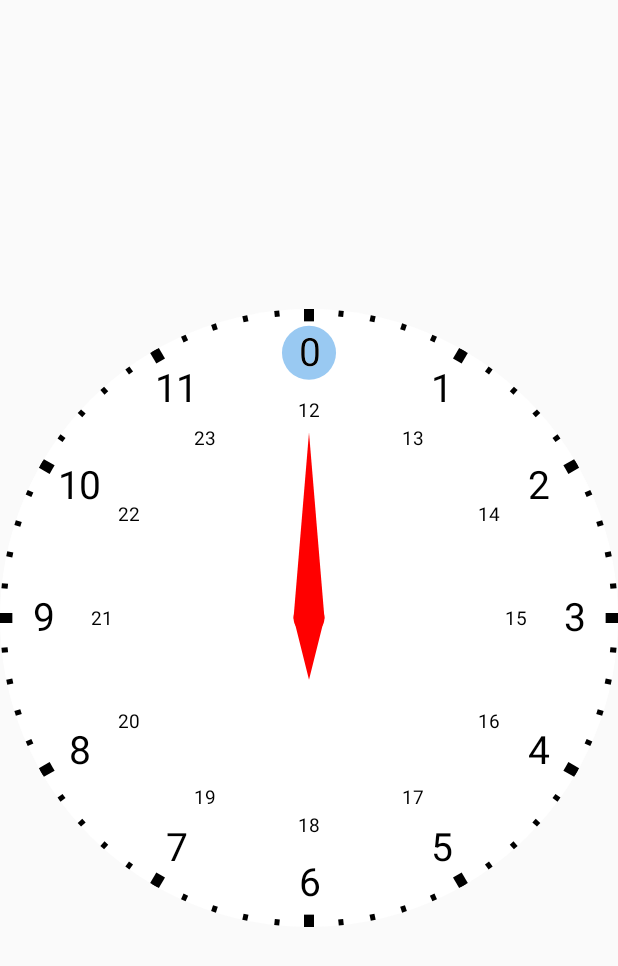
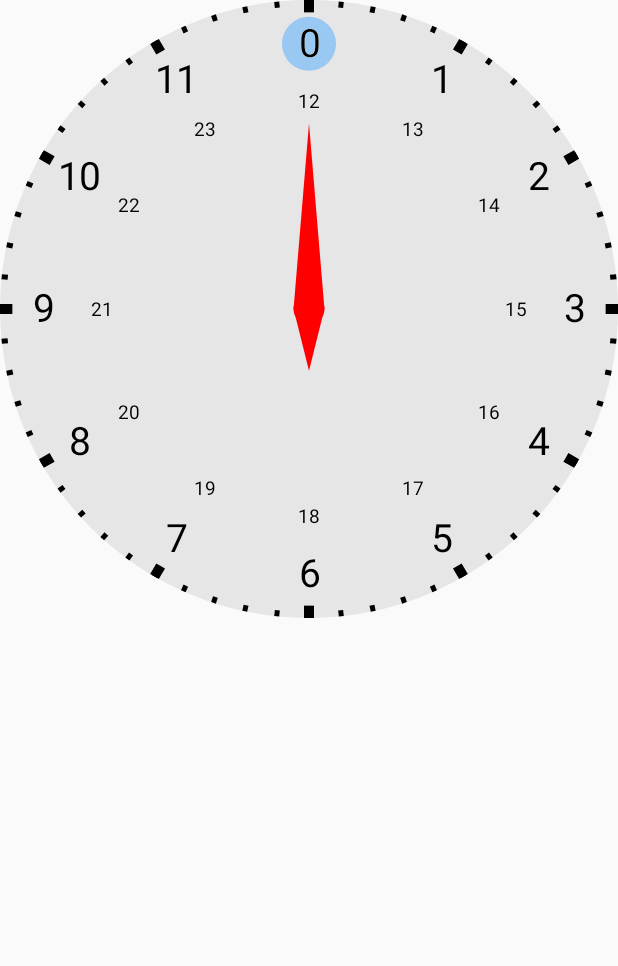
Before and after one commit to Mr-XiaoLiang/LView-AS, an Android app: the ClockTest screen opened directly, with no data from a screen before it, on a phone screen of 412 x 824 dp. Shown: the top 966 px of the screen. Run offline under Robolectric (Android 15) with nearby library versions, the phone set to English and light mode, and no system bars.

Commit message:
增加表盘时间选择Dialog的Demo。 大量优化表盘View的内部代码，减少消耗。

```diff
--- a/app/src/main/java/mr_xiaoliang/com/github/lview_as/view/LClockView.java
+++ b/app/src/main/java/mr_xiaoliang/com/github/lview_as/view/LClockView.java
@@ -18,6 +18,7 @@ import android.graphics.Rect;
 import android.util.AttributeSet;
 import android.view.MotionEvent;
 import android.view.View;
+import android.widget.TextView;
 
 import mr_xiaoliang.com.github.lview_as.R;
 
@@ -178,16 +179,39 @@ public class LClockView extends View {
 	 * 选中文字画笔
 	 */
 	private Paint selectedSmallTextPaint;
-
+	/**
+	 * 表盘的图片
+	 */
+	private Bitmap roundBitmap;
+	/**
+	 * 文字坐标集合
+	 */
+	private float[][] textScale;
+	/**
+	 * 回调函数
+	 */
+	private ClockViewListener lis;
+	/**
+	 * 小刻度列表
+	 */
+	private float[][] smallScale;
+	/**
+	 * 大刻度列表
+	 */
+	private float[][] bigScale;
+	/**
+	 * 标准字体高度偏移量
+	 */
+	private float textY;
+	/**
+	 * 小号字体高度偏移量
+	 */
+	private float smallTextY;
 	/*-------------------------变量声明结束-------------------------------*/
 	/*-------------------------回调函数声明开始-------------------------------*/
 	public interface ClockViewListener {
 		public void onClockChange(int t);
 	}
-	/**
-	 * 回调函数
-	 */
-	private ClockViewListener lis;
 	/*-------------------------回调函数声明开始-------------------------------*/
 	/*-------------------------构造方法开始-------------------------------*/
 	public LClockView(Context context, AttributeSet attrs, int defStyleAttr) {
@@ -199,7 +223,7 @@ public class LClockView extends View {
 		hoursItems = new int[24];
 		minutesItems = new int[60];
 		borderColor = Color.GRAY;
-		dialColor = Color.WHITE;
+		dialColor = Color.rgb(230,230,230);
 		backgroundColor = Color.TRANSPARENT;
 		textColor = Color.BLACK;
 		pointerColor = Color.RED;
@@ -270,8 +294,8 @@ public class LClockView extends View {
 	/*-------------------------构造方法结束-------------------------------*/
 
 	@Override
-	protected void onDraw(Canvas canvas) {
-		super.onDraw(canvas);
+	protected void onLayout(boolean changed, int left, int top, int right, int bottom) {
+		super.onLayout(changed, left, top, right, bottom);
 		height = getHeight();
 		width = getWidth();
 		if (width > height) {
@@ -289,6 +313,34 @@ public class LClockView extends View {
 			selectedTextPaint.setTextSize(textSize);
 			selectedSmallTextPaint.setTextSize(textSize / 2);
 		}
+		if(dialImage > 0){
+			roundBitmap = getCroppedRoundBitmap();
+		}
+		smallScale = new float[60][4];
+		bigScale = new float[12][4];
+		for (int i = 0; i < 60; i++) {
+			smallScale[i] = getSmallScale(i);
+			if (i % 5 == 0) {
+				bigScale[i/5] = getBigScale(i);
+			}
+		}
+		FontMetrics fm = textPaint.getFontMetrics();
+		textY = -fm.descent + (fm.descent - fm.ascent) / 2;
+		FontMetrics fm2 = smallTextPaint.getFontMetrics();
+		smallTextY = -fm2.descent + (fm2.descent - fm2.ascent) / 2;
+		if (type == TYPE_HOURS) {
+			textScale = new float[hoursItems.length][2];
+		}else{
+			textScale = new float[minutesItems.length][2];
+		}
+		for (int i = 0; i < textScale.length; i++) {
+			textScale[i] = getTextLocation(i);
+		}
+	}
+
+	@Override
+	protected void onDraw(Canvas canvas) {
+		super.onDraw(canvas);
 		/**
 		 * 画视图背景
 		 */
@@ -301,85 +353,75 @@ public class LClockView extends View {
 		 * 画背景图
 		 */
 		if (dialImage > 0) {
-			Bitmap roundBitmap = getCroppedRoundBitmap();
 			canvas.drawBitmap(roundBitmap, width / 2 - radius, height / 2
 					- radius, null);
 		}
 
-		float[] scale;
 		for (int i = 0; i < 60; i++) {
 			/**
 			 * 画小刻度
 			 */
-			scale = getSmallScale(i);
-			canvas.drawLine(scale[0], scale[1], scale[2], scale[3],
+			canvas.drawLine(smallScale[i][0], smallScale[i][1], smallScale[i][2], smallScale[i][3],
 					scaleSmallPaint);
 			if (i % 5 == 0) {
 				/**
 				 * 画大刻度
 				 */
-				scale = getBigScale(i);
-				canvas.drawLine(scale[0], scale[1], scale[2], scale[3],
+				canvas.drawLine(bigScale[i/5][0], bigScale[i/5][1], bigScale[i/5][2], bigScale[i/5][3],
 						scaleBigPaint);
 			}
 		}
 		/**
 		 * 画文字
 		 */
-		FontMetrics fm = textPaint.getFontMetrics();
-		float textY = -fm.descent + (fm.descent - fm.ascent) / 2;
 		if (type == TYPE_HOURS) {
-			FontMetrics fm2 = smallTextPaint.getFontMetrics();
-			float textY2 = -fm2.descent + (fm2.descent - fm2.ascent) / 2;
 			for (int i = 0; i < hoursItems.length; i++) {
-				scale = getTextLocation(i);
 				if (i < 12) {
 					if (selected == i) {
-						canvas.drawCircle(scale[0], scale[1], textSize * 0.7f,
+						canvas.drawCircle(textScale[i][0], textScale[i][1], textSize * 0.7f,
 								selectedPaint);
-						canvas.drawText(i + "", scale[0], scale[1] + textY,
+						canvas.drawText(i + "", textScale[i][0], textScale[i][1] + textY,
 								selectedTextPaint);
 					}
 					if (hoursItems[i] >= 0) {
-						canvas.drawText(i + "", scale[0], scale[1] + textY,
+						canvas.drawText(i + "", textScale[i][0], textScale[i][1] + textY,
 								textPaint);
 					} else {
-						canvas.drawText(i + "", scale[0], scale[1] + textY,
+						canvas.drawText(i + "", textScale[i][0], textScale[i][1] + textY,
 								textGaryPaint);
 					}
 				} else {
 					if (selected == i) {
-						canvas.drawCircle(scale[0], scale[1], textSize * 0.7f,
+						canvas.drawCircle(textScale[i][0], textScale[i][1], textSize * 0.7f,
 								selectedPaint);
-						canvas.drawText(i + "", scale[0], scale[1] + textY2,
+						canvas.drawText(i + "", textScale[i][0], textScale[i][1] + smallTextY,
 								selectedSmallTextPaint);
 					}
 					if (hoursItems[i] >= 0) {
-						canvas.drawText(i + "", scale[0], scale[1] + textY2,
+						canvas.drawText(i + "", textScale[i][0], textScale[i][1] + smallTextY,
 								smallTextPaint);
 					} else {
-						canvas.drawText(i + "", scale[0], scale[1] + textY2,
+						canvas.drawText(i + "", textScale[i][0], textScale[i][1] + smallTextY,
 								smallTextGaryPaint);
 					}
 				}
 			}
 		} else {
 			for (int i = 0; i < minutesItems.length; i++) {
-				scale = getTextLocation(i);
 				if (selected == i) {
-					canvas.drawCircle(scale[0], scale[1], textSize * 0.7f,
+					canvas.drawCircle(textScale[i][0], textScale[i][1], textSize * 0.7f,
 							selectedPaint);
-					canvas.drawText(i + "", scale[0], scale[1] + textY,
+					canvas.drawText(i + "", textScale[i][0], textScale[i][1] + textY,
 							selectedTextPaint);
 				}
 				if (i % 5 != 0) {
 					continue;
 				}
 				if (minutesItems[i] >= 0) {
-					canvas.drawText(i + "", scale[0], scale[1] + textY,
+					canvas.drawText(i + "", textScale[i][0], textScale[i][1] + textY,
 							textPaint);
 				} else {
-					canvas.drawText(i + "", scale[0], scale[1] + textY,
+					canvas.drawText(i + "", textScale[i][0], textScale[i][1] + textY,
 							textGaryPaint);
 				}
 			}
@@ -529,6 +571,7 @@ public class LClockView extends View {
 	 */
 	public void setType(int type) {
 		this.type = type;
+		requestLayout();
 		invalidate();
 	}
 
@@ -643,6 +686,37 @@ public class LClockView extends View {
 	public void setTextColor(int textColor) {
 		this.textColor = textColor;
 		invalidate();
+	}
+
+	/**
+	 * 设置选中项
+	 * @param selected
+     */
+	public void setSelected(int selected) {
+		if(type==TYPE_HOURS){
+			if(selected>-1&&selected<hoursItems.length&&hoursItems[selected]>0){
+				this.selected = selected;
+				realPointerAngle = selected * 30;
+				pointerAngle = selected * 30;
+				invalidate();
+			}
+		}else{
+			if(selected>-1&&selected<minutesItems.length&&minutesItems[selected]>0){
+				this.selected = selected;
+				realPointerAngle = selected * 6;
+				pointerAngle = selected * 6;
+				invalidate();
+			}
+		}
+
+	}
+
+	/**
+	 * 获取选中项
+	 * @return
+     */
+	public int getSelected() {
+		return selected;
 	}
 
 	/**
@@ -1051,7 +1125,39 @@ public class LClockView extends View {
 
 	@Override
 	protected void onMeasure(int widthMeasureSpec, int heightMeasureSpec) {
-		super.onMeasure(widthMeasureSpec, heightMeasureSpec);
+		int result = Math.min(measureWidth(widthMeasureSpec),measureHeight(heightMeasureSpec));
+		setMeasuredDimension(result,result);
+	}
+
+	private int measureWidth(int measureSpec) {
+		int result = 0;
+		int specMode = MeasureSpec.getMode(measureSpec);
+		int specSize = MeasureSpec.getSize(measureSpec);
+		if (specMode == MeasureSpec.EXACTLY) {
+			result = specSize;
+		} else {
+			result = (int) (textSize * 30) + getPaddingLeft() + getPaddingRight();
+			if (specMode == MeasureSpec.AT_MOST) {
+				result = Math.min(result, specSize);
+			}
+		}
+		return result;
+	}
+
+	private int measureHeight(int measureSpec) {
+		int result = 0;
+		int specMode = MeasureSpec.getMode(measureSpec);
+		int specSize = MeasureSpec.getSize(measureSpec);
+
+		if (specMode == MeasureSpec.EXACTLY) {
+			result = specSize;
+		} else {
+			result = (int) (textSize * 30) + getPaddingTop() + getPaddingBottom();
+			if (specMode == MeasureSpec.AT_MOST) {
+				result = Math.min(result, specSize);
+			}
+		}
+		return result;
 	}
 
 }
--- a/app/src/main/res/layout/dialog_calendar.xml
+++ b/app/src/main/res/layout/dialog_calendar.xml
@@ -95,7 +95,7 @@
             android:layout_weight="1"
             android:background="@drawable/dialog_onclick"
             android:gravity="center"
-            android:padding="@dimen/dimen_5"
+            android:padding="@dimen/dimen_10"
             android:text="取消" />
 
         <TextView
@@ -105,7 +105,7 @@
             android:layout_weight="1"
             android:background="@drawable/dialog_onclick"
             android:gravity="center"
-            android:padding="@dimen/dimen_5"
+            android:padding="@dimen/dimen_10"
             android:text="确定"
             android:textColor="@color/red" />
     </LinearLayout>
```
Also changed, not shown: app/src/main/java/mr_xiaoliang/com/github/lview_as/MainActivity.java (+16 -7 lines), app/src/main/java/mr_xiaoliang/com/github/lview_as/dialog/ClockDialog.java (added, +150 -0 lines), app/src/main/java/mr_xiaoliang/com/github/lview_as/util/DialogUtil.java (+21 -0 lines), app/src/main/res/layout/dialog_clock.xml (added, +98 -0 lines).
